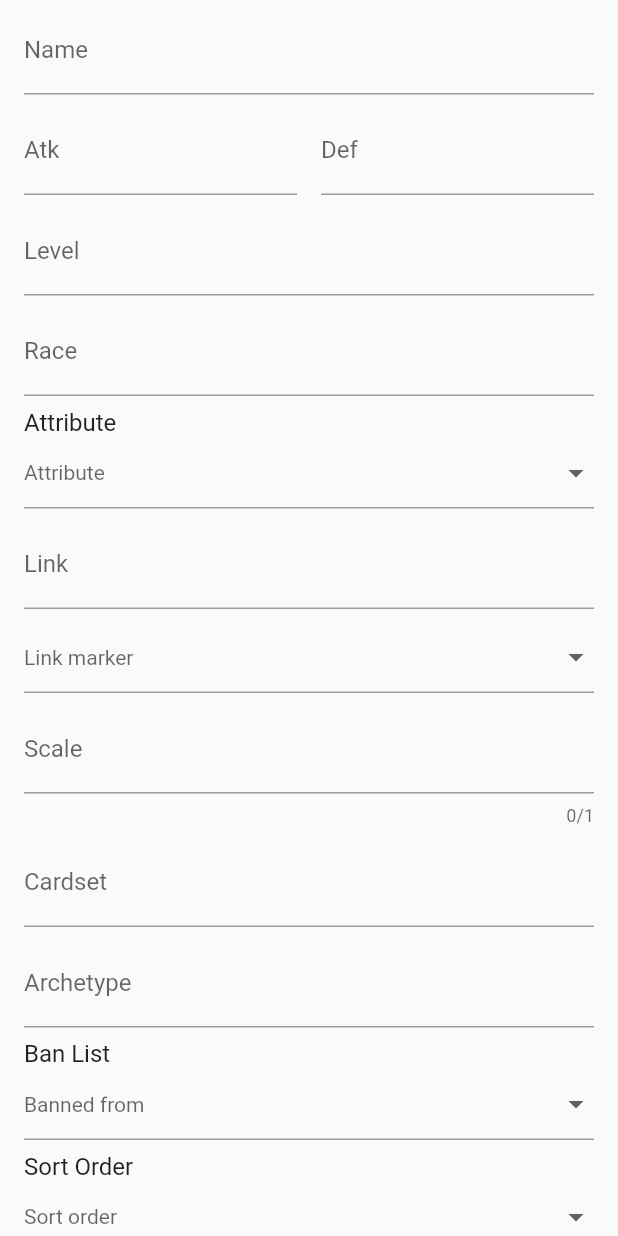
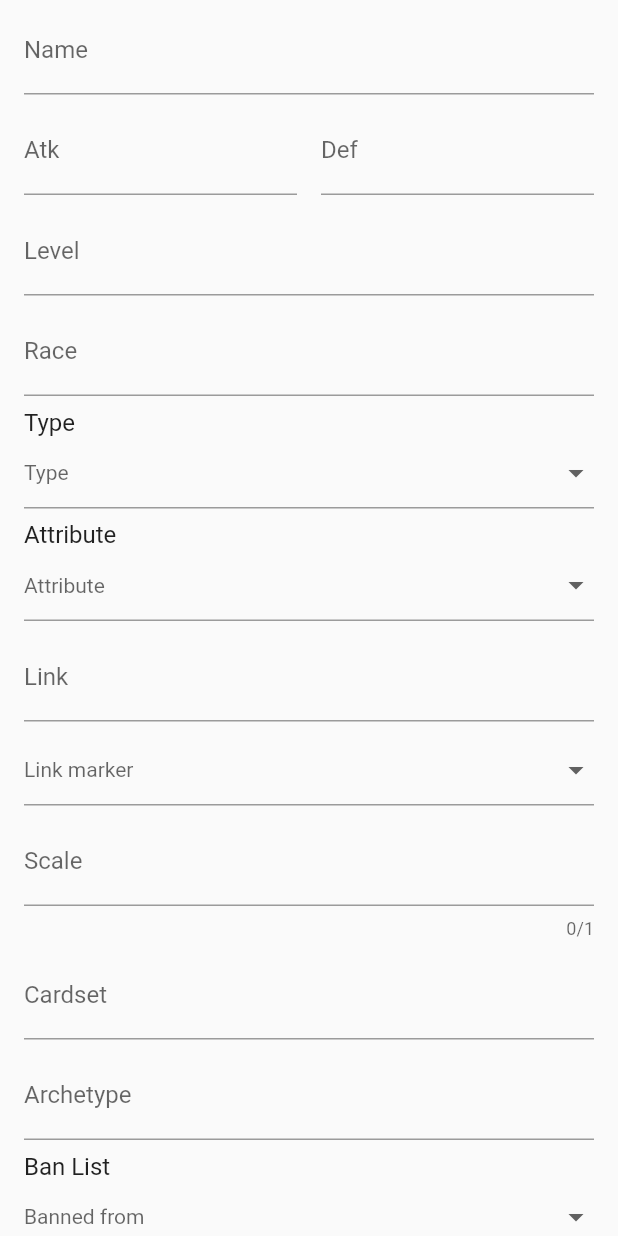
Before and after one commit to bernardopiane/yugioh-flutter-app, a Flutter app: the SearchFilter widget shown alone on an empty page, opened directly with empty values, on a phone screen of 412 x 824 dp. Run offline on Flutter 3.47's test engine with Material 2 defaults, Android fonts, the phone set to English and light mode, and no system bars; our stand-ins replace badges, cached_network_image, expandable, photo_view, shared_preferences; accounts and stored records are empty; network calls fail.

Commit message:
Implemented race & type selector

```diff
--- a/lib/widgets/search_filter.dart
+++ b/lib/widgets/search_filter.dart
@@ -3,6 +3,8 @@ import 'package:flutter/services.dart';
 import 'package:yugi_deck/models/card_attributes.dart';
 import 'package:yugi_deck/models/card_banlist.dart';
 import 'package:yugi_deck/models/card_link_marker.dart';
+import 'package:yugi_deck/models/card_race.dart';
+import 'package:yugi_deck/models/card_type.dart';
 
 import '../card_info_entity.dart';
 import '../utils.dart';
@@ -34,6 +36,8 @@ class _SearchFilterState extends State<SearchFilter> {
       GlobalKey<FormFieldState>();
 
   final _formKey = GlobalKey<FormState>();
+
+  String? typeSelector;
 
   @override
   Widget build(BuildContext context) {
@@ -102,13 +106,84 @@ class _SearchFilterState extends State<SearchFilter> {
               ),
               ListTile(
                 title: TextFormField(
-                  onTap: () {},
+                  onChanged: (value) {
+                    if (value != "") {
+                      queryBuilder("race", value);
+                    } else {
+                      removeQuery("race");
+                    }
+                  },
                   //TODO: add race enum
                   decoration: const InputDecoration(
                     label: Text("Race"),
                   ),
                 ),
               ),
+              ListTile(
+                title: const Text("Type"),
+                subtitle: DropdownButtonFormField<String>(
+                  isExpanded: true,
+                  hint: const Text("Type"),
+                  elevation: 16,
+                  style: const TextStyle(color: Colors.deepPurple),
+                  onChanged: (String? newValue) {
+                    setState(() {
+                      typeSelector = newValue!;
+                    });
+                    queryBuilder("type", newValue!);
+                  },
+                  items: typeList.map<DropdownMenuItem<String>>((String value) {
+                    return DropdownMenuItem<String>(
+                      value: value,
+                      child: Text(value),
+                    );
+                  }).toList(),
+                ),
+              ),
+              if (typeSelector == "Trap Card")
+                ListTile(
+                  title: const Text("Trap Race"),
+                  subtitle: DropdownButtonFormField<String>(
+                    hint: const Text("Race"),
+                    elevation: 16,
+                    style: const TextStyle(color: Colors.deepPurple),
+                    onChanged: (String? newValue) {
+                      setState(() {
+                        raceSelector = newValue!;
+                      });
+                      queryBuilder("race", newValue!);
+                    },
+                    items: trapRaceList
+                        .map<DropdownMenuItem<String>>((String value) {
+                      return DropdownMenuItem<String>(
+                        value: value,
+                        child: Text(value),
+                      );
+                    }).toList(),
+                  ),
+                ),
+              if (typeSelector == "Spell Card")
+                ListTile(
+                  title: const Text("Spell Race"),
+                  subtitle: DropdownButtonFormField<String>(
+                    hint: const Text("Race"),
+                    elevation: 16,
+                    style: const TextStyle(color: Colors.deepPurple),
+                    onChanged: (String? newValue) {
+                      setState(() {
+                        raceSelector = newValue!;
+                      });
+                      queryBuilder("race", newValue!);
+                    },
+                    items: spellRaceList
+                        .map<DropdownMenuItem<String>>((String value) {
+                      return DropdownMenuItem<String>(
+                        value: value,
+                        child: Text(value),
+                      );
+                    }).toList(),
+                  ),
+                ),
               ListTile(
                 title: const Text("Attribute"),
                 subtitle: DropdownButtonFormField<String>(
```
